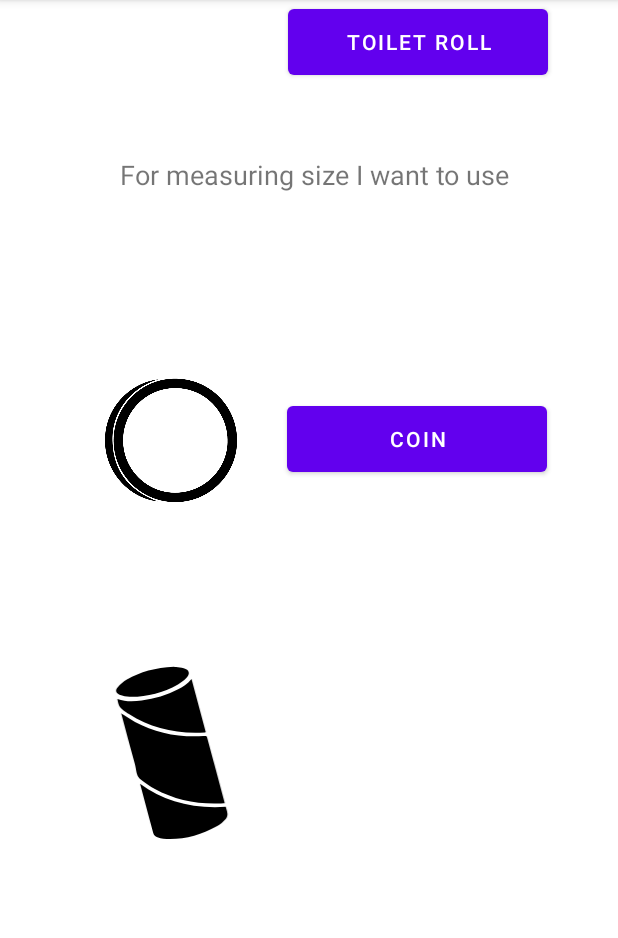
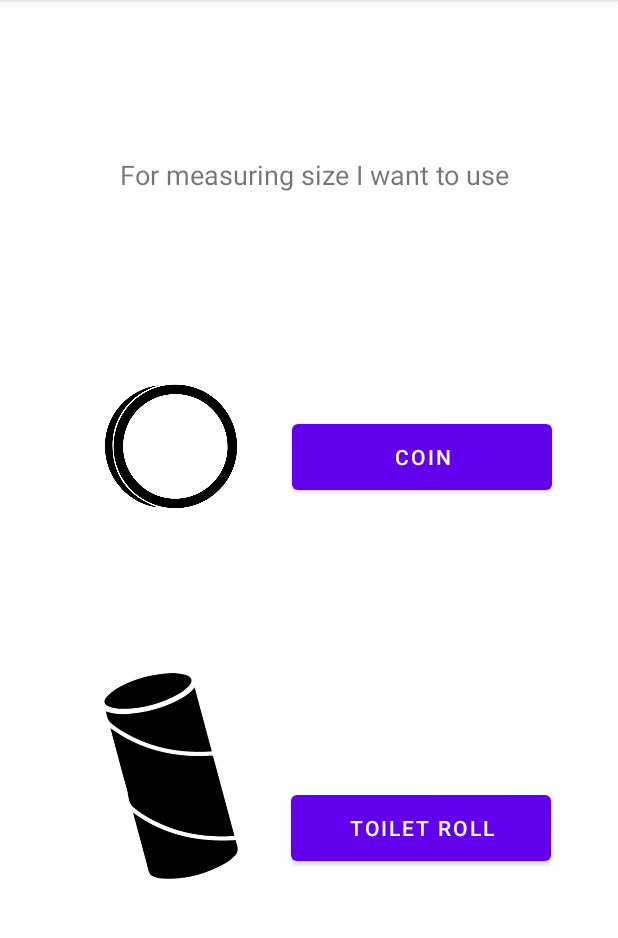
Before and after one commit to NotLubo/mole-ui, an Android app: the new_page_2 screen opened directly, with no data from a screen before it, on a phone screen of 412 x 824 dp, the part 84-1022 px from its top. Run offline under Robolectric (Android 15) with nearby library versions, the phone set to English and light mode, and no system bars.

Commit message:
Aligment of text and btns

```diff
--- a/app/src/main/res/drawable/ic_tproll.xml
+++ /dev/null
@@ -1,18 +0,0 @@
-<vector xmlns:android="http://schemas.android.com/apk/res/android"
-    android:width="172dp"
-    android:height="245.28dp"
-    android:viewportWidth="172"
-    android:viewportHeight="245.28">
-  <path
-      android:fillColor="#FF000000"
-      android:pathData="M49.53,152.76c5.68,4.54 11.48,8.44 17.24,11.57c22.55,12.28 48.17,18.11 75.98,17.31c1.94,-0.06 3.87,-0.18 5.88,-0.31l1.38,-0.09l-0.02,-0.08c-0.18,-0.86 -0.34,-1.62 -0.54,-2.36c-6.63,-24.7 -13.27,-49.4 -19.91,-74.1c-0.99,-3.65 -1,-3.65 -4.64,-3.44l-0.36,0.02c-29.91,1.72 -57.32,-3.95 -81.46,-16.87c-4.57,-2.45 -8.97,-5.38 -13.23,-8.21c-1.08,-0.72 -2.16,-1.44 -3.25,-2.16c1.39,5.21 2.77,10.43 4.15,15.65c3.89,14.7 7.91,29.91 12.16,44.77c0.54,1.87 0.87,3.85 1.18,5.77C44.91,145.09 45.67,149.67 49.53,152.76z"/>
-  <path
-      android:fillColor="#FF000000"
-      android:pathData="M151.8,187.51c-0.21,-0.67 -0.42,-1.34 -0.61,-2.01c-40.45,2.47 -73.91,-6.51 -102.09,-27.39l4.11,15.35c3.82,14.23 7.64,28.45 11.39,42.7c0.77,2.93 2.39,4.73 5.1,5.66c2.31,0.79 4.77,1.58 7.16,1.77c21.95,1.68 43.76,-3.51 64.76,-15.47c3.17,-1.8 6.4,-4.5 9.59,-8c1.28,-1.4 2.17,-4 2.07,-6.04C153.18,191.93 152.51,189.78 151.8,187.51z"/>
-  <path
-      android:fillColor="#FF000000"
-      android:pathData="M32.53,72.89c1.08,0.76 2.16,1.52 3.27,2.22c26.45,16.8 56.05,23.97 90.59,21.92c0.35,-0.02 0.7,-0.1 1.08,-0.19l-17.02,-63.48c-4.87,6.03 -10.77,9.61 -16.01,12.33c-13.27,6.9 -27.88,11.36 -43.41,13.26c-8.78,1.08 -18.9,1.88 -28.94,-1.84C23.58,65.95 24.76,67.37 32.53,72.89z"/>
-  <path
-      android:fillColor="#FF000000"
-      android:pathData="M107.12,25.22c-0.54,-2.02 -2.67,-3.63 -6,-4.54c-3.11,-0.85 -6.37,-1.23 -9,-1.54c-0.98,-0.11 -1.86,-0.22 -2.61,-0.33c-22.18,1.1 -40,5.94 -56.07,15.22c-3.93,2.27 -7.79,5.52 -11.15,9.38c-1.41,1.63 -1.98,3.36 -1.59,4.88c0.4,1.59 1.81,2.9 3.97,3.7c4.04,1.5 8.15,2.33 11.89,2.41c19.93,0.42 39.33,-4.51 57.72,-14.66c3.44,-1.9 6.87,-4.54 9.95,-7.65C106.63,29.66 107.66,27.22 107.12,25.22z"/>
-</vector>
--- a/app/src/main/res/layout/activity_new_page_2.xml
+++ b/app/src/main/res/layout/activity_new_page_2.xml
@@ -24,21 +24,12 @@
         android:layout_height="137dp"
         android:layout_marginStart="64dp"
         android:layout_marginLeft="64dp"
-        android:layout_marginTop="96dp"
+        android:layout_marginTop="100dp"
+        app:layout_constraintEnd_toStartOf="@+id/button"
+        app:layout_constraintHorizontal_bias="0.0"
         app:layout_constraintStart_toStartOf="parent"
         app:layout_constraintTop_toBottomOf="@+id/textView2"
         app:srcCompat="@drawable/iss_15344_31210_01" />
-
-    <Button
-        android:id="@+id/button"
-        android:layout_width="173dp"
-        android:layout_height="56dp"
-        android:layout_marginTop="136dp"
-        android:text="Coin"
-        app:layout_constraintEnd_toEndOf="parent"
-        app:layout_constraintHorizontal_bias="0.364"
-        app:layout_constraintStart_toEndOf="@+id/imageView5"
-        app:layout_constraintTop_toBottomOf="@+id/textView2" />
 
     <ImageView
         android:id="@+id/imageView7"
@@ -47,18 +38,34 @@
         android:layout_marginStart="64dp"
         android:layout_marginLeft="64dp"
         android:layout_marginTop="72dp"
+        app:layout_constraintBottom_toBottomOf="parent"
+        app:layout_constraintEnd_toStartOf="@+id/button2"
+        app:layout_constraintHorizontal_bias="0.0"
         app:layout_constraintStart_toStartOf="parent"
         app:layout_constraintTop_toBottomOf="@+id/imageView5"
-        app:srcCompat="@drawable/ic_tproll" />
+        app:layout_constraintVertical_bias="0.057"
+        app:srcCompat="@drawable/tproll" />
 
     <Button
         android:id="@+id/button2"
         android:layout_width="173dp"
         android:layout_height="56dp"
+        android:layout_marginBottom="188dp"
         android:text="Toilet Roll"
+        app:layout_constraintBottom_toBottomOf="parent"
         app:layout_constraintEnd_toEndOf="parent"
-        app:layout_constraintHorizontal_bias="0.378"
-        app:layout_constraintStart_toEndOf="@+id/imageView5"
-        tools:layout_editor_absoluteY="472dp" />
+        app:layout_constraintHorizontal_bias="0.405"
+        app:layout_constraintStart_toEndOf="@+id/imageView5" />
+
+    <Button
+        android:id="@+id/button"
+        android:layout_width="173dp"
+        android:layout_height="56dp"
+        android:layout_marginTop="148dp"
+        android:layout_marginEnd="44dp"
+        android:layout_marginRight="44dp"
+        android:text="Coin"
+        app:layout_constraintEnd_toEndOf="parent"
+        app:layout_constraintTop_toBottomOf="@+id/textView2" />
 
 </androidx.constraintlayout.widget.ConstraintLayout>
```
Also changed, not shown: app/src/main/res/drawable/tproll.png (added).
